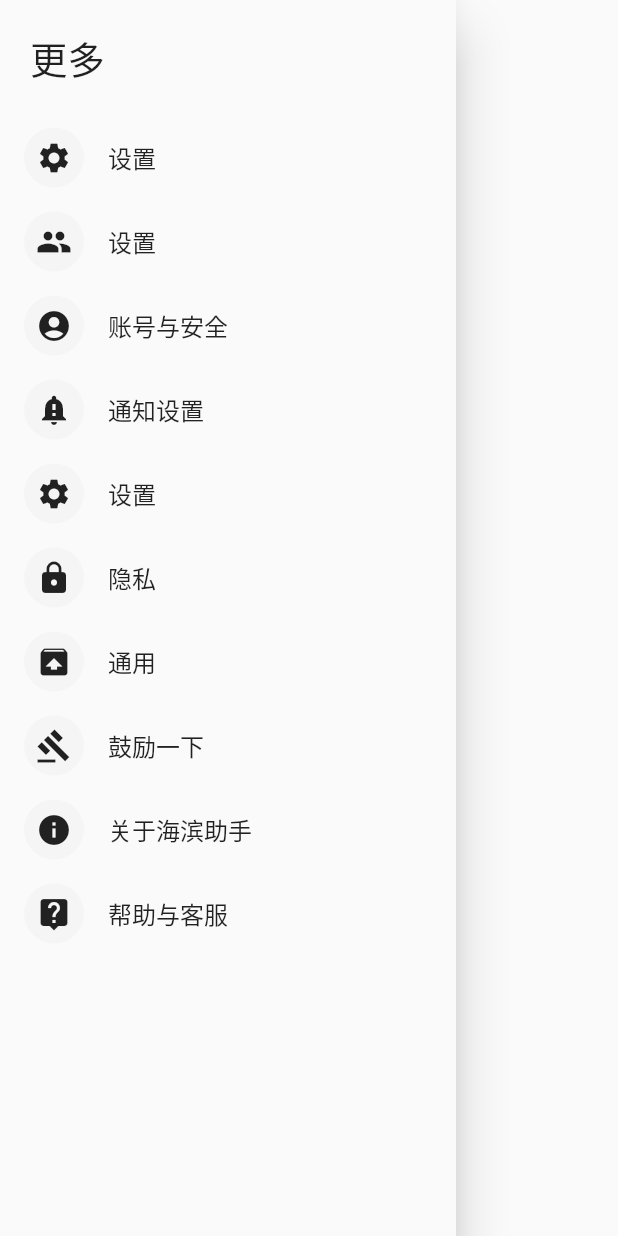
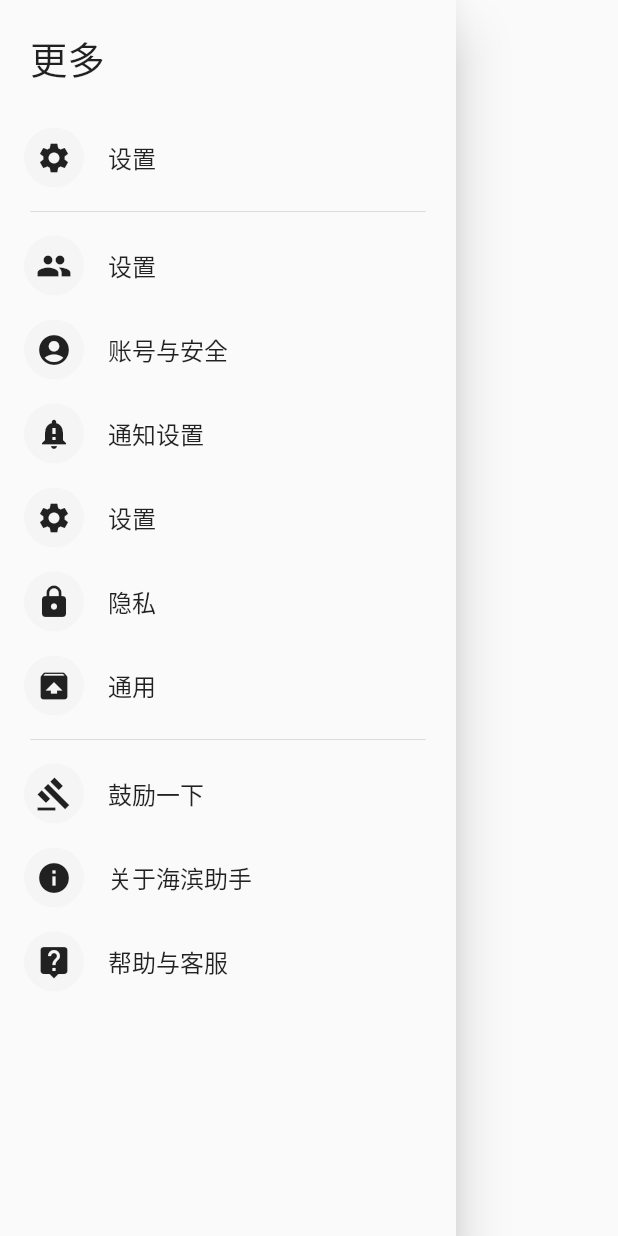
Before and after one commit to xushiwang/Flutter-HBZS, a Flutter app: the MyDrawer widget shown alone on an empty page, opened directly, on a phone screen of 412 x 824 dp. Run offline on Flutter 3.47's test engine with Material 2 defaults, Android fonts, the phone set to English and light mode, and no system bars; network calls fail.

```diff
--- a/lib/pages/tabs.dart
+++ b/lib/pages/tabs.dart
@@ -1,4 +1,5 @@
 import 'package:flutter/material.dart';
+import 'package:hbzs/pages/tabs/MyDrawer.dart';
 import 'tabs/Class.dart';
 import 'tabs/Index.dart';
 import 'tabs/Me.dart';
@@ -36,6 +37,7 @@ class __TabsState extends State<Tabs> {
         //   title: Text('海滨助手'),
         //   backgroundColor: Color.fromARGB(255, 216,30, 6),//网易红
         // ),
+      // drawer: MyDrawer(),
       body: this._pageList[this._currentIndex],
       bottomNavigationBar: BottomNavigationBar(
         backgroundColor: Colors.white,
--- a/lib/pages/tabs/MyDrawer.dart
+++ b/lib/pages/tabs/MyDrawer.dart
@@ -10,6 +10,7 @@ class MyDrawer extends StatelessWidget {
       child: Drawer(
           elevation: 15,
           child: ListView(
+          padding: EdgeInsets.zero,
           ///edit start
           //padding: EdgeInsets.all(20),
 
@@ -35,6 +36,10 @@ class MyDrawer extends StatelessWidget {
               onTap: (){
                 print('点击了设置');
               },
+            ),
+            Container(
+              child: Divider(),
+              padding: EdgeInsets.fromLTRB(20, 0, 20, 0),
             ),
             ListTile(
               leading: CircleAvatar(
@@ -90,6 +95,10 @@ class MyDrawer extends StatelessWidget {
                 print('点击了通用');
               },
             ),
+            Container(
+              child: Divider(),
+              padding: EdgeInsets.fromLTRB(20, 0, 20, 0),
+            ),
             ListTile(
               leading: CircleAvatar(
                 child: Icon(Icons.gavel),
```
Also changed, not shown: lib/main.dart (+6 -1 lines), lib/pages/IndexPage/Send.dart (added, +16 -0 lines), lib/pages/MePage/EditPage.dart (added, +19 -0 lines), lib/pages/tabs/Index.dart (+7 -0 lines).
